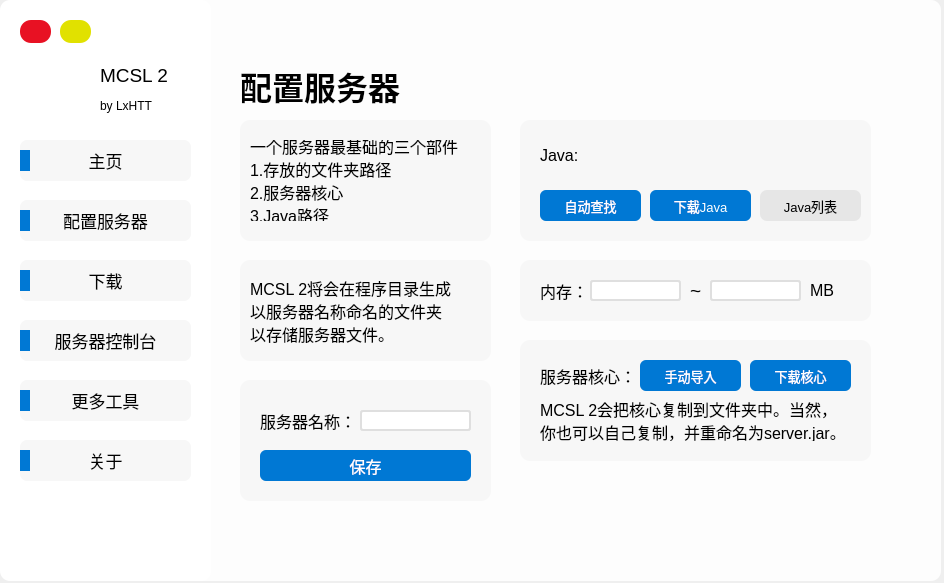
Qt form resources/MCSL2_MainWindow.ui (MCSLTeam/MCSL2) before a commit.
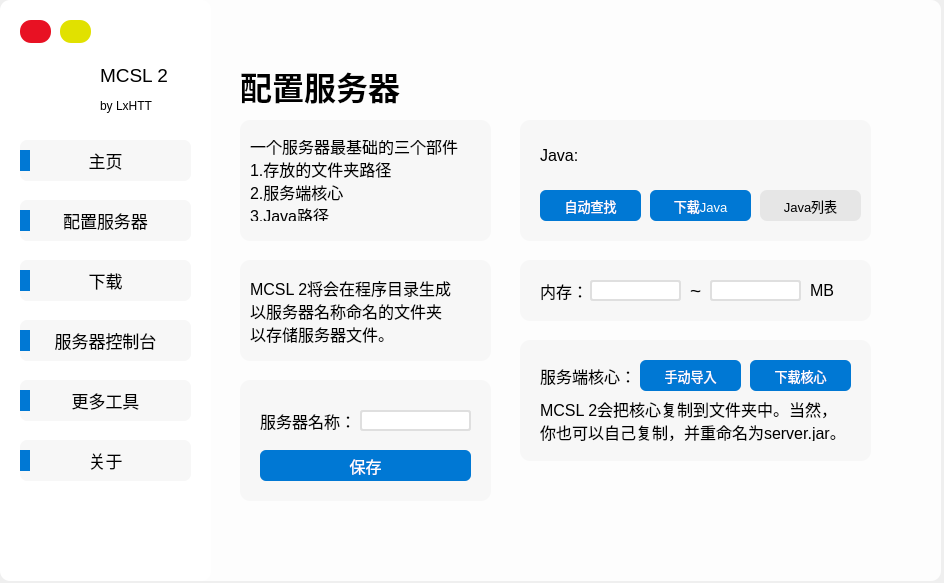
The same form after that commit. The open tabs and pages were chosen to show the change. Icons and pictures are not drawn.

Commit message: 服务器核心 -> 服务端核心

The edit to the form file:
```diff
--- a/resources/MCSL2_MainWindow.ui
+++ b/resources/MCSL2_MainWindow.ui
@@ -1106,7 +1106,7 @@
        <property name="text">
         <string>一个服务器最基础的三个部件
 1.存放的文件夹路径
-2.服务器核心
+2.服务端核心
 3.Java路径</string>
        </property>
       </widget>
@@ -1534,7 +1534,7 @@
         </font>
        </property>
        <property name="text">
-        <string>服务器核心：</string>
+        <string>服务端核心：</string>
        </property>
       </widget>
       <widget class="QPushButton" name="Auto_Find_Java_PushButton">
```
The commit also changes 3 other files.
